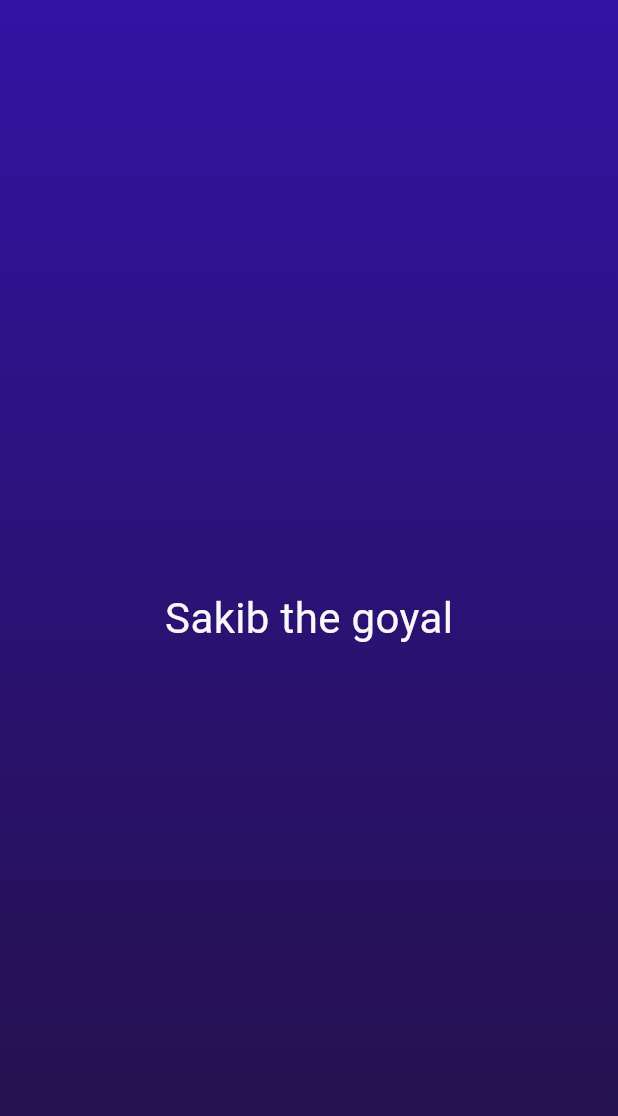
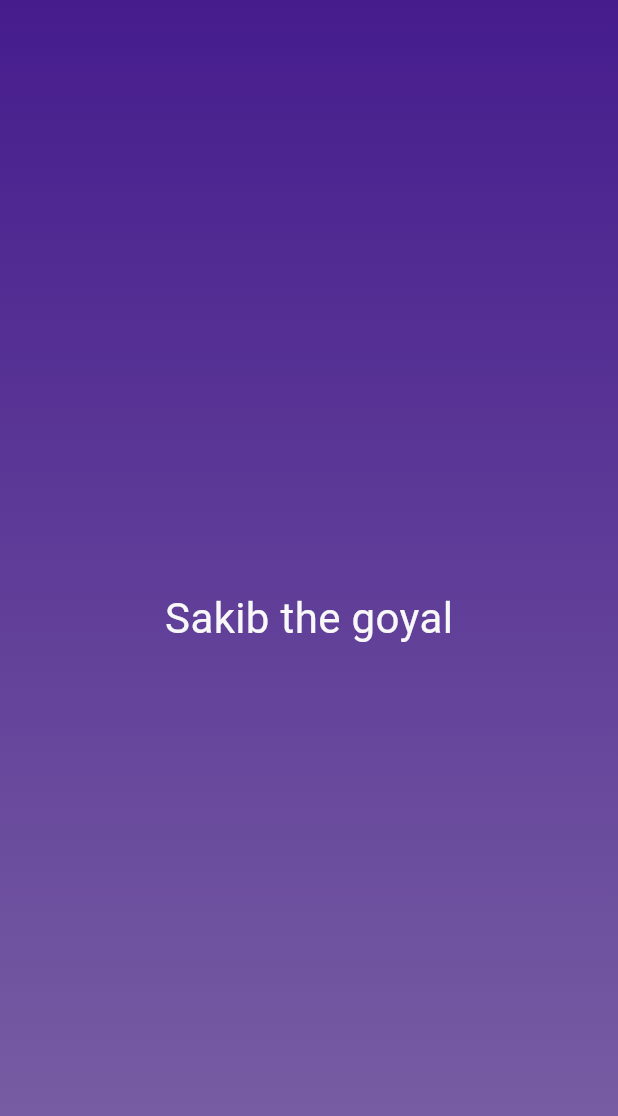
Before and after one commit to imrojhimal/flutter-first-app, a Flutter app: the screen it shows after launch, on a phone screen of 412 x 824 dp. Shown: the top 1116 px of the screen. Run offline on Flutter 3.47's test engine with Material 3 defaults, Android fonts, the phone set to English and light mode, and no system bars.

Commit message:
making reusable custom widget

```diff
--- a/lib/gradient_container.dart
+++ b/lib/gradient_container.dart
@@ -3,16 +3,17 @@ import 'package:myapp/styletext.dart';
 const startAlignment = Alignment.topLeft;
 const endAlignment = Alignment.bottomLeft;
 class GradientContainer extends StatelessWidget{
- const  GradientContainer({super.key});
+ const  GradientContainer(this.color1,this.color2,{super.key});
+ final Color color1;
+ final Color color2;
   @override
   Widget build(context)
   {
     return Container(
-          decoration: const BoxDecoration(
+          decoration: BoxDecoration(
             gradient: LinearGradient(
              colors:
-             [Color.fromARGB(255, 50, 19, 163),
-             Color.fromARGB(255, 35, 17, 69)],
+             [color1,color2],
              begin:startAlignment,
              end:endAlignment,
             )
--- a/lib/main.dart
+++ b/lib/main.dart
@@ -1,4 +1,3 @@
-
 
 import 'package:flutter/material.dart';
 import 'package:myapp/Gradient_container.dart';
@@ -8,7 +7,9 @@ void main() {
      const MaterialApp(
       home: Scaffold(
 
-        body: GradientContainer(),
+        body: GradientContainer(
+          Color.fromARGB(255, 70, 28, 141),
+          Color.fromARGB(255, 124, 99, 165)),
     ),
   ),
   );
```
